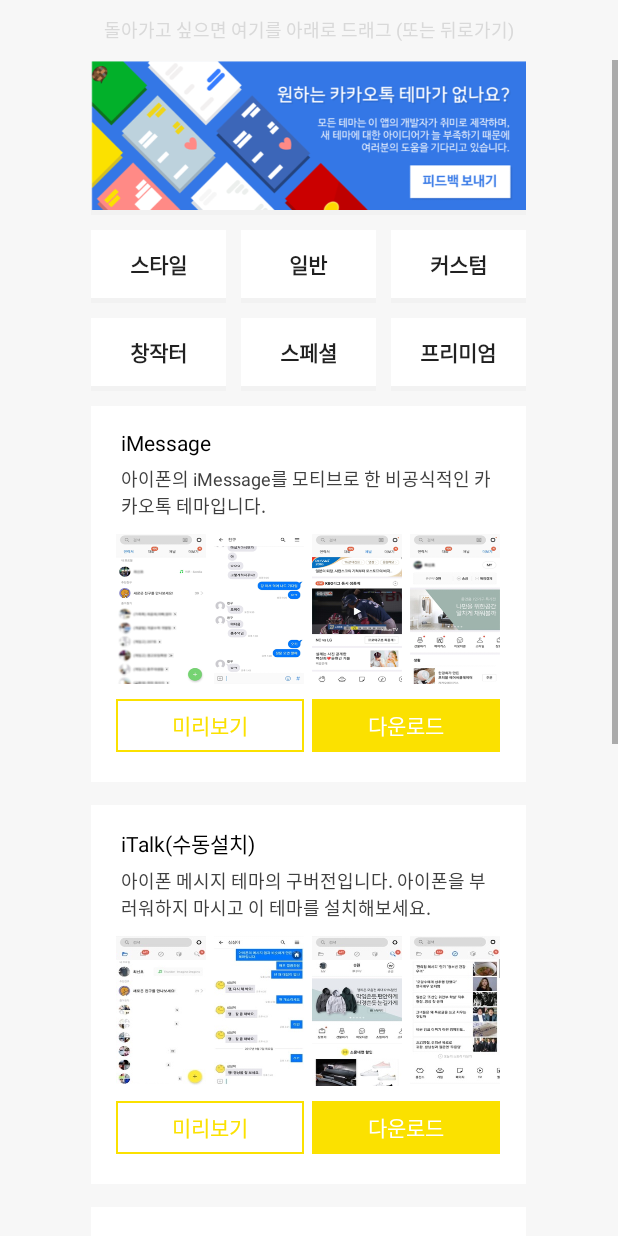
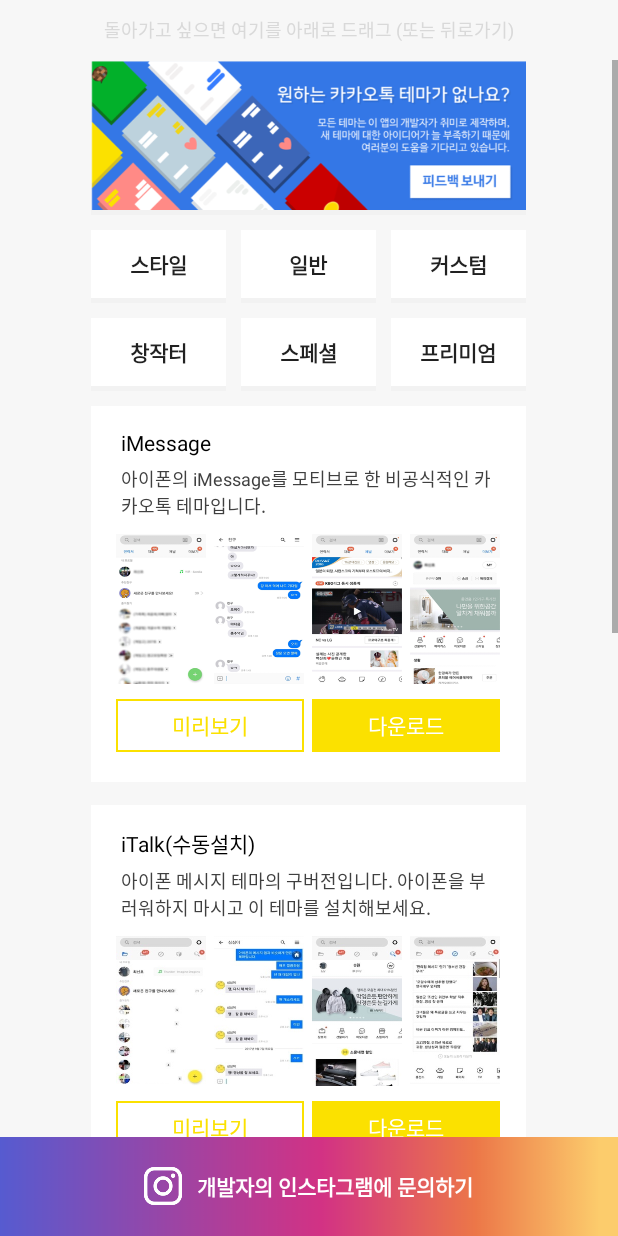
Before and after one commit to bqlab/ThemeLab, an Android app: the SelectActivity screen opened directly, with no data from a screen before it, on a phone screen of 412 x 824 dp. Run offline under Robolectric (Android 15) with nearby library versions, the phone set to English and light mode, and no system bars.

Commit message:
patch-180711
 - 선택화면의 하단 문의배너 추가

```diff
--- a/app/build.gradle
+++ b/app/build.gradle
@@ -4,7 +4,7 @@ android {
     compileSdkVersion 26
     defaultConfig {
         applicationId "com.bqlab.themelab"
-        minSdkVersion 15
+        minSdkVersion 16
         targetSdkVersion 26
         versionCode 3
         versionName "0.0.4.3" //12:앱버전, 34:테마버전
--- a/app/src/main/java/com/bqlab/themelab/activity/SelectActivity.java
+++ b/app/src/main/java/com/bqlab/themelab/activity/SelectActivity.java
@@ -4,6 +4,7 @@ import android.content.Intent;
 import android.net.Uri;
 import android.os.Bundle;
 import android.support.v4.view.GestureDetectorCompat;
+import android.support.v7.app.AlertDialog;
 import android.support.v7.app.AppCompatActivity;
 import android.view.GestureDetector;
 import android.view.MotionEvent;
@@ -13,6 +14,7 @@ import android.widget.LinearLayout;
 import android.widget.Toast;
 
 import com.bqlab.themelab.R;
+import com.bqlab.themelab.custom.ApplicationDetector;
 import com.bqlab.themelab.custom.NetworkDetector;
 import com.bqlab.themelab.custom.ThemeManager;
 import com.bqlab.themelab.layout.ThemeNoneView;
@@ -35,6 +37,7 @@ public class SelectActivity extends AppCompatActivity {
     Button selectTopButton06;
 
     LinearLayout selectBody;
+    LinearLayout selectBottom;
 
     ThemeManager themeManager;
 
@@ -59,6 +62,7 @@ public class SelectActivity extends AppCompatActivity {
         selectTopButton06 = (Button) findViewById(R.id.select_top_btn06);
 
         selectBody = (LinearLayout) findViewById(R.id.select_body);
+        selectBottom = (LinearLayout) findViewById(R.id.select_bottom);
 
         //Preparing
         for (int i = 0; i < themeManager.getThemeCount(); i++) {
@@ -75,6 +79,15 @@ public class SelectActivity extends AppCompatActivity {
         for (int i = 0; i < themes.size(); i++) {
             selectBody.addView(themes.get(i));
         }
+
+        //OnClick
+        selectBottom.setOnClickListener(new View.OnClickListener() {
+            @Override
+            public void onClick(View view) {
+                String url = getResources().getString(R.string.select_bottom_button_url);
+                startActivity(new Intent(Intent.ACTION_VIEW, Uri.parse(url)));
+            }
+        });
     }
 
     @Override
--- a/app/src/main/res/layout/activity_main.xml
+++ b/app/src/main/res/layout/activity_main.xml
@@ -67,7 +67,8 @@
         android:layout_width="match_parent"
         android:layout_height="0dp"
         android:layout_weight="4"
-        android:orientation="vertical">
+        android:orientation="vertical"
+        android:paddingLeft="50dp">
 
         <Button
             android:id="@+id/main_request_01"
@@ -75,7 +76,6 @@
             android:layout_height="35dp"
             android:background="@drawable/ripple_yellow"
             android:gravity="start|center_vertical"
-            android:paddingStart="45dp"
             android:text="@string/main_request_btn01"
             android:textColor="@color/colorGray"
             android:textSize="16sp"
@@ -87,7 +87,6 @@
             android:layout_height="35dp"
             android:background="@drawable/ripple_yellow"
             android:gravity="start|center_vertical"
-            android:paddingStart="45dp"
             android:text="@string/main_request_btn02"
             android:textColor="@color/colorGray"
             android:textSize="16sp"
@@ -99,7 +98,6 @@
             android:layout_height="35dp"
             android:background="@drawable/ripple_yellow"
             android:gravity="start|center_vertical"
-            android:paddingStart="45dp"
             android:text="@string/main_request_btn03"
             android:textColor="@color/colorGray"
             android:textSize="16sp"
@@ -111,7 +109,6 @@
             android:layout_height="35dp"
             android:background="@drawable/ripple_yellow"
             android:gravity="start|center_vertical"
-            android:paddingStart="45dp"
             android:text="@string/main_request_btn04"
             android:textColor="@color/colorGray"
             android:textSize="16sp"
@@ -123,7 +120,6 @@
             android:layout_height="35dp"
             android:background="@drawable/ripple_yellow"
             android:gravity="start|center_vertical"
-            android:paddingStart="45dp"
             android:text="@string/main_request_btn05"
             android:textColor="@color/colorGray"
             android:textSize="16sp"
@@ -135,7 +131,6 @@
             android:layout_height="35dp"
             android:background="@drawable/ripple_yellow"
             android:gravity="start|center_vertical"
-            android:paddingStart="45dp"
             android:text="@string/main_request_btn06"
             android:textColor="@color/colorGray"
             android:textSize="16sp"
@@ -147,7 +142,6 @@
             android:layout_height="35dp"
             android:background="@drawable/ripple_yellow"
             android:gravity="start|center_vertical"
-            android:paddingStart="45dp"
             android:text="@string/main_request_btn07"
             android:textColor="@color/colorGray"
             android:textSize="16sp"
--- a/app/src/main/res/layout/activity_select.xml
+++ b/app/src/main/res/layout/activity_select.xml
@@ -8,9 +8,18 @@
     android:orientation="vertical"
     tools:context="com.bqlab.themelab.activity.SelectActivity">
 
+    <RelativeLayout
+        android:layout_width="match_parent"
+        android:layout_height="0dp"
+        android:layout_weight="92"
+        android:gravity="center_horizontal"
+        android:orientation="vertical">
+
         <TextView
+            android:id="@+id/select_top_text"
             android:layout_width="match_parent"
             android:layout_height="40dp"
+            android:layout_alignParentTop="true"
             android:gravity="center"
             android:text="@string/select_top_text"
             android:textColor="@color/colorWhiteDarkest"
@@ -18,7 +27,8 @@
 
         <ScrollView
             android:layout_width="match_parent"
-        android:layout_height="wrap_content">
+            android:layout_height="wrap_content"
+            android:layout_below="@id/select_top_text">
 
             <LinearLayout
                 android:layout_width="match_parent"
@@ -64,7 +74,8 @@
                             android:layout_width="wrap_content"
                             android:layout_height="wrap_content"
                             android:layout_marginEnd="10dp"
-                        android:orientation="vertical">
+                            android:orientation="vertical"
+                            tools:ignore="RtlCompat">
 
                             <Button
                                 android:id="@+id/select_top_btn01"
@@ -88,13 +99,14 @@
                             android:layout_width="wrap_content"
                             android:layout_height="wrap_content"
                             android:layout_marginEnd="10dp"
-                        android:orientation="vertical">
+                            android:orientation="vertical"
+                            tools:ignore="RtlCompat">
 
                             <Button
                                 android:id="@+id/select_top_btn02"
+                                style="@style/Widget.AppCompat.Button.Borderless"
                                 android:layout_width="90dp"
                                 android:layout_height="45dp"
-                            style="@style/Widget.AppCompat.Button.Borderless"
                                 android:background="@color/colorWhite"
                                 android:gravity="center"
                                 android:text="@string/select_top_btn02"
@@ -115,11 +127,11 @@
 
                             <Button
                                 android:id="@+id/select_top_btn03"
+                                style="@style/Widget.AppCompat.Button.Borderless"
                                 android:layout_width="90dp"
                                 android:layout_height="45dp"
                                 android:background="@color/colorWhite"
                                 android:gravity="center"
-                            style="@style/Widget.AppCompat.Button.Borderless"
                                 android:text="@string/select_top_btn03"
                                 android:textSize="14sp"
                                 android:textStyle="bold" />
@@ -140,14 +152,15 @@
                             android:layout_width="wrap_content"
                             android:layout_height="wrap_content"
                             android:layout_marginEnd="10dp"
-                        android:orientation="vertical">
+                            android:orientation="vertical"
+                            tools:ignore="RtlCompat">
 
                             <Button
                                 android:id="@+id/select_top_btn04"
+                                style="@style/Widget.AppCompat.Button.Borderless"
                                 android:layout_width="90dp"
                                 android:layout_height="45dp"
                                 android:background="@color/colorWhite"
-                            style="@style/Widget.AppCompat.Button.Borderless"
                                 android:gravity="center"
                                 android:text="@string/select_top_btn04"
                                 android:textSize="14sp"
@@ -164,15 +177,16 @@
                             android:layout_width="wrap_content"
                             android:layout_height="wrap_content"
                             android:layout_marginEnd="10dp"
-                        android:orientation="vertical">
+                            android:orientation="vertical"
+                            tools:ignore="RtlCompat">
 
                             <Button
                                 android:id="@+id/select_top_btn05"
+                                style="@style/Widget.AppCompat.Button.Borderless"
                                 android:layout_width="90dp"
                                 android:layout_height="45dp"
                                 android:background="@color/colorWhite"
                                 android:gravity="center"
-                            style="@style/Widget.AppCompat.Button.Borderless"
                                 android:text="@string/select_top_btn05"
                                 android:textSize="14sp"
                                 android:textStyle="bold" />
@@ -191,11 +205,11 @@
 
                             <Button
                                 android:id="@+id/select_top_btn06"
+                                style="@style/Widget.AppCompat.Button.Borderless"
                                 android:layout_width="90dp"
                                 android:layout_height="45dp"
                                 android:background="@color/colorWhite"
                                 android:gravity="center"
-                            style="@style/Widget.AppCompat.Button.Borderless"
                                 android:text="@string/select_top_btn06"
                                 android:textSize="14sp"
                                 android:textStyle="bold" />
@@ -220,8 +234,34 @@
                         android:layout_height="wrap_content"
                         android:layout_marginBottom="30dp"
                         android:gravity="center_horizontal"
-                    android:orientation="vertical"/>
+                        android:orientation="vertical" />
                 </ScrollView>
             </LinearLayout>
         </ScrollView>
+    </RelativeLayout>
+
+    <LinearLayout
+        android:id="@+id/select_bottom"
+        android:layout_width="match_parent"
+        android:layout_height="0dp"
+        android:layout_weight="8"
+        android:background="@drawable/select_bottom_button"
+        android:gravity="center"
+        android:orientation="horizontal">
+
+        <ImageView
+            android:layout_width="25dp"
+            android:layout_height="25dp"
+            android:layout_marginEnd="10dp"
+            android:layout_marginRight="10dp"
+            android:background="@drawable/select_bottom_logo" />
+
+        <TextView
+            android:layout_width="wrap_content"
+            android:layout_height="wrap_content"
+            android:text="@string/select_bottom_button"
+            android:textColor="@color/colorWhite"
+            android:textSize="14sp"
+            android:textStyle="bold" />
     </LinearLayout>
+</LinearLayout>
--- a/app/src/main/res/values/strings.xml
+++ b/app/src/main/res/values/strings.xml
@@ -45,7 +45,8 @@
     <string name="select_top_btn04">창작터</string>
     <string name="select_top_btn05">스페셜</string>
     <string name="select_top_btn06">프리미엄</string>
-    <string name="select_bottom">요청하기</string>
+    <string name="select_bottom_button">개발자의 인스타그램에 문의하기</string>
+    <string name="select_bottom_button_url">https://www.instagram.com/bqlabnplay</string>
 
     <string name="theme_download">다운로드</string>
     <string name="theme_download_noto">이 테마는 수동으로 적용해야 합니다. 자세히 알아보기 버튼을 눌러 개발자의 블로그로 이동하면 어떻게 적용해야 하는지를 알려줍니다.</string>
```
Also changed, not shown: app/src/main/res/drawable-v24/select_bottom_button.png (added), app/src/main/res/drawable-v24/select_bottom_logo.png (added). Lines whose indentation alone changed are shown as unchanged.
